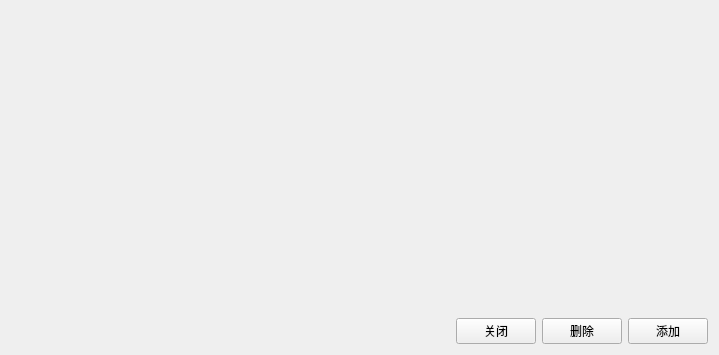
x-tools-author/x-tools, file src/pages/page/charts/xyserial/SAKChartsXYSerialWidget.ui: the form before one commit.
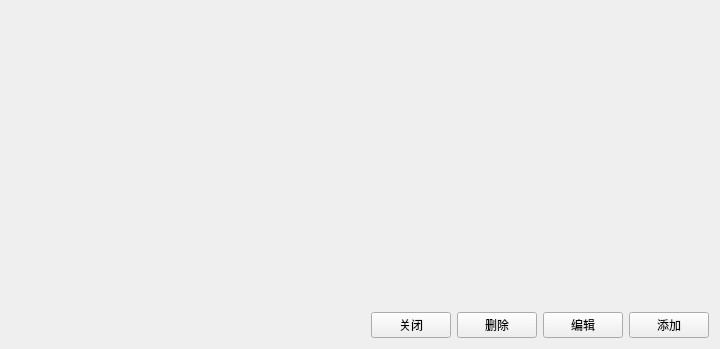
The form after the commit.

Diff of the .ui file:
```diff
--- a/src/pages/page/charts/xyserial/SAKChartsXYSerialWidget.ui
+++ b/src/pages/page/charts/xyserial/SAKChartsXYSerialWidget.ui
@@ -6,31 +6,21 @@
    <rect>
     <x>0</x>
     <y>0</y>
-    <width>719</width>
-    <height>355</height>
+    <width>720</width>
+    <height>349</height>
    </rect>
   </property>
   <property name="windowTitle">
    <string>波形图</string>
   </property>
   <layout class="QGridLayout" name="gridLayout">
-   <item row="1" column="3">
+   <item row="1" column="4">
     <widget class="QPushButton" name="addPushButton">
      <property name="text">
       <string>添加</string>
      </property>
     </widget>
    </item>
-   <item row="1" column="2">
-    <widget class="QPushButton" name="deletePushButton">
-     <property name="text">
-      <string>删除</string>
-     </property>
-    </widget>
-   </item>
-   <item row="0" column="0" colspan="4">
-    <widget class="QWidget" name="chartViewerWidget" native="true"/>
-   </item>
    <item row="1" column="0">
     <spacer name="horizontalSpacer">
      <property name="orientation">
@@ -44,6 +34,23 @@
      </property>
     </spacer>
    </item>
+   <item row="1" column="2">
+    <widget class="QPushButton" name="deletePushButton">
+     <property name="text">
+      <string>删除</string>
+     </property>
+    </widget>
+   </item>
+   <item row="0" column="0" colspan="5">
+    <widget class="QWidget" name="chartViewerWidget" native="true">
+     <property name="sizePolicy">
+      <sizepolicy hsizetype="Preferred" vsizetype="Expanding">
+       <horstretch>0</horstretch>
+       <verstretch>0</verstretch>
+      </sizepolicy>
+     </property>
+    </widget>
+   </item>
    <item row="1" column="1">
     <widget class="QPushButton" name="closePushButton">
      <property name="text">
@@ -51,6 +58,13 @@
      </property>
     </widget>
    </item>
+   <item row="1" column="3">
+    <widget class="QPushButton" name="pushButton">
+     <property name="text">
+      <string>编辑</string>
+     </property>
+    </widget>
+   </item>
   </layout>
  </widget>
  <resources/>
```
Left out of the diff: 8 changed lines with no effect on the pictures.
